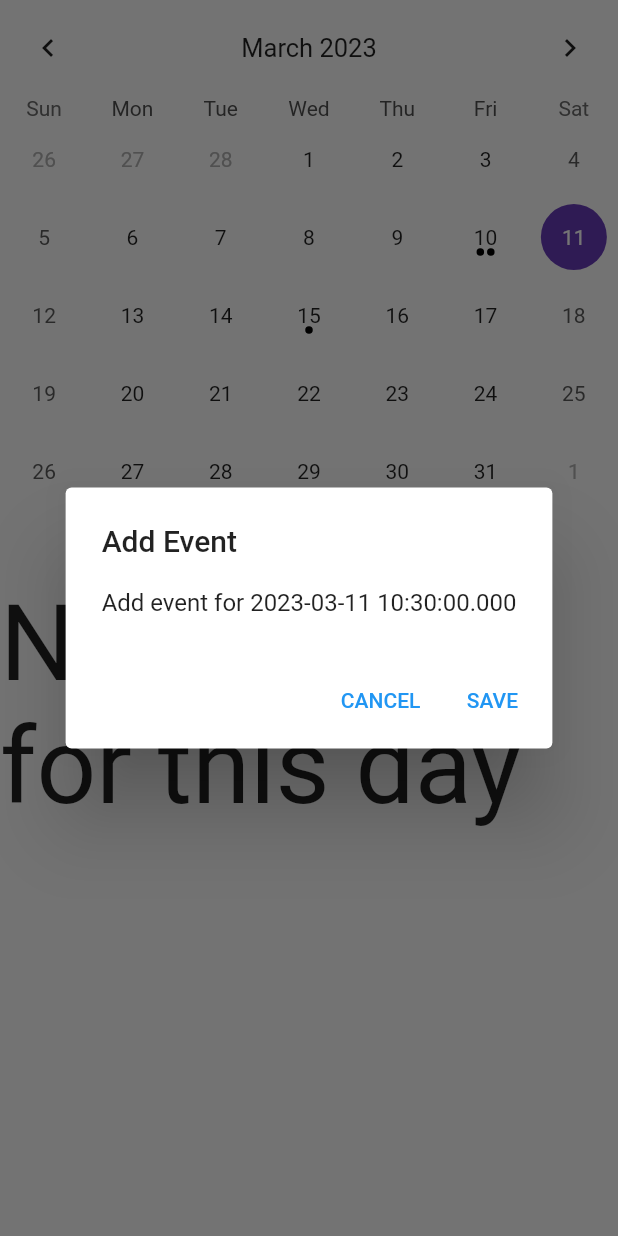
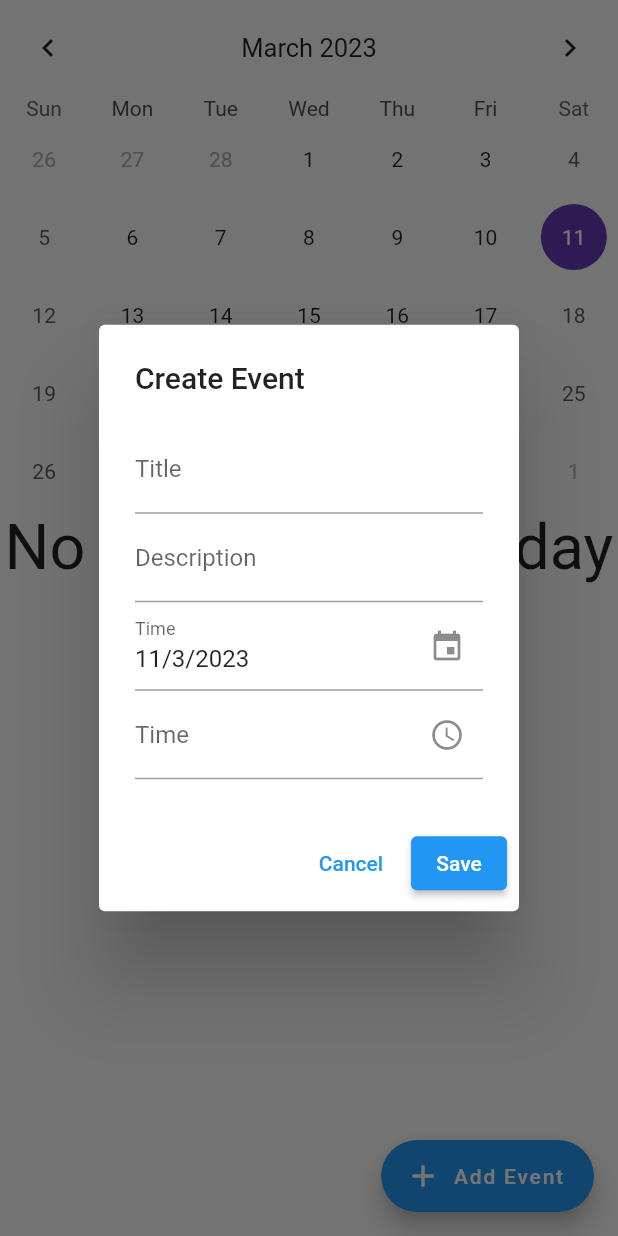
Before and after one commit to fengfengfengtothecode/event_organizer, a Flutter app: the CalendarView screen opened directly, after a tap on "Add Event", on a phone screen of 412 x 824 dp. Run offline on Flutter 3.47's test engine with Material 2 defaults, Android fonts, the phone set to English and light mode, and no system bars; drawn by our look-alikes of table_calendar; our stand-ins replace shared_preferences; accounts and stored records are empty.

Commit message:
update on reorderable list Transition of the page as when loading or no data CRUD of events

```diff
--- a/lib/main.dart
+++ b/lib/main.dart
@@ -1,3 +1,5 @@
+import 'package:event_organizer/persist/event_persist.dart';
+import 'package:event_organizer/view/dialog_event.dart';
 import 'package:flutter/material.dart';
 import 'package:table_calendar/table_calendar.dart';
 
@@ -9,7 +11,7 @@ class MyApp extends StatelessWidget {
   @override
   Widget build(BuildContext context) {
     return MaterialApp(
-      title: 'Navigation Bar Demo',
+      title: 'Event Organizer',
       theme: ThemeData(
         primarySwatch: Colors.blue,
       ),
@@ -28,8 +30,7 @@ class _NavigationBarState extends State<NavigationBar> {
   List<Widget> _pages = [
     GuidePage(),
     CalendarView(),
-    ReorderableList(),
-    TransitionPage(),
+    // TransitionPage(),
   ];
 
   void _onItemTapped(int index) {
@@ -61,16 +62,16 @@ class _NavigationBarState extends State<NavigationBar> {
             label: 'Calendar',
               backgroundColor: Colors.blue
           ),
-          BottomNavigationBarItem(
-            icon: Icon(Icons.list),
-            label: 'List',
-              backgroundColor: Colors.blue
-          ),
-          BottomNavigationBarItem(
-            icon: Icon(Icons.refresh),
-            label: 'Transition',
-              backgroundColor: Colors.blue
-          ),
+          // BottomNavigationBarItem(
+          //   icon: Icon(Icons.list),
+          //   label: 'List',
+          //     backgroundColor: Colors.blue
+          // ),
+          // BottomNavigationBarItem(
+          //   icon: Icon(Icons.refresh),
+          //   label: 'Transition',
+          //     backgroundColor: Colors.blue
+          // ),
         ],
       ),
     );
@@ -89,30 +90,50 @@ class GuidePage extends StatelessWidget {
 class CalendarView extends StatefulWidget {
   @override
   _CalendarViewState createState() => _CalendarViewState();
+
+  EventCRUD eventCRUD = EventCRUD();
 }
 
 class _CalendarViewState extends State<CalendarView>
     with TickerProviderStateMixin {
+  bool _isLoading = false;
   CalendarFormat _calendarFormat = CalendarFormat.month;
-  DateTime _focusedDay = DateTime.now();
+  DateTime _focusedDay = DateTime.utc(DateTime.now().year,DateTime.now().month,DateTime.now().day);
   late DateTime _selectedDay;
   Map<DateTime, List<Event>> _events =  <DateTime, List<Event>>{
     DateTime.utc(2023, 3, 10): [
-      Event(title: 'TEST', description: 'TEST', date:  DateTime.utc(2023, 3, 10),index:1),
-      Event(title: 'TESTB', description: 'TEST', date:  DateTime.utc(2023, 3, 10),index:2),
+      Event(title: 'TEST', description: 'TEST', date:  DateTime.utc(2023, 3, 10),time:'10:00AM',index:1),
+      Event(title: 'TESTB', description: 'TEST', date:  DateTime.utc(2023, 3, 10),time:'03:00PM',index:2),
     ],
     DateTime.utc(2023, 3, 15): [
-      Event(title: 'TESTC', description: 'TEST', date:  DateTime.utc(2023, 3, 15),index:1),
+      Event(title: 'TESTC', description: 'TEST', date:  DateTime.utc(2023, 3, 15),time:'10:00AM',index:1),
     ],
   };
+
+
   @override
   void initState() {
     super.initState();
     _selectedDay = _focusedDay;
+    _getEvents();
+  }
+
+  void _getEvents(){
+    widget.eventCRUD.readEvents().then((value) => {
+    _simulateLoading(),
+      _onLoadEvent(value)
+    });
+  }
+
+  void _onLoadEvent(value){
+    setState(() {
+      _events=value;
+    });
   }
 
   void _onDaySelected(DateTime selectedDay, DateTime focusedDay) {
     setState(() {
+      _simulateLoading();
       _selectedDay = selectedDay;
       _focusedDay = focusedDay;
     });
@@ -122,53 +143,111 @@ class _CalendarViewState extends State<CalendarView>
     // Implement your logic to add an event for the selected day here
     showDialog(
       context: context,
-      builder: (BuildContext context) {
-        return AlertDialog(
-          title: Text("Add Event"),
-          content: Text("Add event for $_selectedDay"),
-          actions: [
-            TextButton(
-              onPressed: () {
-                Navigator.of(context).pop();
+      builder: (context) => EventDialog(
+        selectedDate: _selectedDay,
+        onSave: (event) {
+          setState(() {
+            // _events[event.date] = [...?_events[event.date], event];
+            try{
+              widget.eventCRUD.createEvent(event).then((value) => {
+                _getEvents()
+              });
+              print("done");
+            }catch(e){
+              print(e);
+            }
+          });
         },
-              child: Text("CANCEL"),
       ),
-            TextButton(
-              onPressed: () {
-                // Save the event and close the dialog
-                Navigator.of(context).pop();
-              },
-              child: Text("SAVE"),
-            ),
-          ],
-        );
-      },
+      // builder: (BuildContext context) {
+      //   return AlertDialog(
+      //     title: Text("Add Event"),
+      //     content: Text("Add event for $_selectedDay"),
+      //     actions: [
+      //       TextButton(
+      //         onPressed: () {
+      //           Navigator.of(context).pop();
+      //         },
+      //         child: Text("CANCEL"),
+      //       ),
+      //       TextButton(
+      //         onPressed: () {
+      //           // Save the event and close the dialog
+      //           Navigator.of(context).pop();
+      //         },
+      //         child: Text("SAVE"),
+      //       ),
+      //     ],
+      //   );
+      // },
     );
   }
 
-  void _routeToDetail(){
-        // Navigator.of(context).push();
+  void _routeToDetail(List<Event> events){
+        Navigator.of(context).push(
+          MaterialPageRoute(
+            builder: (context) =>  ReorderableList(events),
+          ),
+        ).then((value) => {
+          _getEvents()
+        });
+  }
+
+  List<Widget> _buildList(event){
+    return <Widget>[
+      for(final items in event)
+        Card(
+          color: Colors.white70,
+          key: ValueKey(items),
+          elevation: 1,
+          child: ListTile(
+            title: Text((items.index).toString()+") "+items.title+"  (ON "+items.time+")"),
+            leading: Icon(Icons.event,color: Colors.blue,),
+
+          ),
+        ),
+      ElevatedButton(
+        onPressed: () {
+          _routeToDetail(event);
+        },
+        child: Text("View Events"),
+      ),
+    ];
+  }
+  void _simulateLoading() {
+      setState(() {
+        print("loading");
+        _isLoading = true;
+      });
+      Future.delayed(Duration(seconds: 2), () {
+        setState(() {
+          print("finish load");
+          _isLoading = false;
+        });
+      });
     }
 
   Widget _buildEventList() {
     final events = _events[_selectedDay];
     if (events == null || events.isEmpty) {
-      return Center(
-        child: Text('No events for this day', textScaleFactor: 5,),
+      return  FittedBox(
+        fit:BoxFit.fitWidth,
+         child: Center(
+            child: Text('No events for this day',textScaleFactor: 3,),
+          )
       );
+
     }
     return Container(
       child: Column(
-      children:[
-        Text('There are '+events.length.toString()+' events today!',
-        textScaleFactor: 5,),
-        ElevatedButton(
-          onPressed: () {
-            _addEvent(context);
-          },
-          child: Text("View Events"),
-        ),
-    ]
+      children:
+        _buildList(events),
+          // FittedBox(
+          // fit:BoxFit.fitWidth,
+          // child: Center(
+          //   child: Text('There are '+events.length.toString()+' events today!',textScaleFactor: 3,),
+          // )
+          // ),
       )
     );
     //   ListView.builder(
@@ -236,7 +315,10 @@ class _CalendarViewState extends State<CalendarView>
 
   @override
   Widget build(BuildContext context) {
-    return Column(
+    return Scaffold(
+       body:  SingleChildScrollView(
+        scrollDirection: Axis.vertical,
+        child:Column(
           children: [
             TableCalendar(
                 firstDay: DateTime.utc(2022, 1, 1),
@@ -265,52 +347,121 @@ class _CalendarViewState extends State<CalendarView>
                 },
                 calendarBuilders: _calendarBuilder()
             ),
-        ElevatedButton(
+            _isLoading?TransitionPage():_buildEventList(),
+          ],
+        ),
+       ),
+        floatingActionButton: FloatingActionButton.extended(
         onPressed: () {
        _addEvent(context);
     },
-          child: Text("Add Event"),
+        label: const Text("Add Event"),
+    icon: const Icon(Icons.add)
         ),
-        _buildEventList(),
-      ],
     );
   }
 }
 
 class ReorderableList extends StatefulWidget {
-  @override
-  _ReorderableListState createState() => _ReorderableListState();
+  List<Event> _items = [];
+  EventCRUD _crud = EventCRUD();
+
+  ReorderableList(List<Event> events){
+    _items = events;
   }
 
+  @override
+  _ReorderableListState createState() => _ReorderableListState(_items);
+}
+
+
 class _ReorderableListState extends State<ReorderableList> {
-  List<String> _items = [
-    'Item 1',
-    'Item 2',
-    'Item 3',
-    'Item 4',
-    'Item 5',
-  ];
+  List<Event> _items = [];
+
+  _ReorderableListState(events){
+      _items=events;
+      _items.sort((a,b)=>a.index.compareTo(b.index));
+  }
+
+  void _setEvents(events){
+    setState(() {
+      _items.clear();
+      _items.addAll(events);
+    });
+
+  }
 
   void _onReorder(int oldIndex, int newIndex) {
+    print(oldIndex.toString()+"  "+newIndex.toString());
     setState(() {
       if (newIndex > oldIndex) {
         newIndex -= 1;
       }
-      final String item = _items.removeAt(oldIndex);
+      final Event item = _items.removeAt(oldIndex);
       _items.insert(newIndex, item);
+      _items.asMap().forEach((key, value) =>{
+        value.index = key
+
       });
+        widget._crud.saveAll(item.date.toIso8601String(), _items);
+    });
+  }
+
+  void _deleteEvent(Event event){
+    widget._crud.deleteEvent(event).then((value) => {
+      print(value),
+      _onLoadList(value),
+    });
+  }
+
+  void _onLoadList(events){
+      _setEvents(events);
   }
 
   @override
   Widget build(BuildContext context) {
-    return ReorderableListView(
+    return Scaffold(
+      appBar: AppBar(
+        title:const Text('Events')
+      ),
+      floatingActionButton: FloatingActionButton.extended(
+          onPressed: (){
+            setState(() {
+              _items.add(Event(title: 'TEST', description: 'TEST', date:  DateTime.utc(2023, 3, 10),time:'10:00AM',index:_items.length+2));
+                  });
+             },
+          label: const Text("Add Event"),
+          icon: const Icon(Icons.add)
+      ),
+      body: ReorderableListView(
         onReorder: _onReorder,
-      children: _items
-          .map((item) => ListTile(
-        key: ValueKey(item),
-        title: Text(item),
-      ))
-          .toList(),
+        children:  <Widget>[
+          for(final items in widget._items)
+            Card(
+              color: Colors.white70,
+              key: ValueKey(items),
+              elevation: 1,
+              child: ListTile(
+                title: Text((items.index).toString()+") "+items.title+"  (ON "+items.time+")"),
+                subtitle: Text(items.description),
+                leading: Icon(Icons.event,color: Colors.blue,),
+                trailing: IconButton(
+                  icon:const Icon(Icons.delete,color: Colors.red),
+                  tooltip: "Delete",
+                  onPressed: (){
+                    _deleteEvent(items);
+                  }
+                ),
+              ),
+            ),
+        ],
+        // children: _items
+        //     .map((item) => ListTile(
+        //   key: ValueKey(item),
+        //   title: Text(item.title),
+        // ))
+        //     .toList(),
+      )
     );
   }
 }
@@ -321,31 +472,29 @@ class TransitionPage extends StatefulWidget {
 }
 
 class _TransitionPageState extends State<TransitionPage> {
-  bool _isLoading =false;
+  // bool _isLoading =false;
 
   @override
   void initState() {
     super.initState();
-    _simulateLoading();
+    // _simulateLoading();
   }
 
-  void _simulateLoading() {
-    setState(() {
-      _isLoading = true;
-    });
-    Future.delayed(Duration(seconds: 2), () {
-      setState(() {
-        _isLoading = false;
-      });
-    });
-  }
+  // void _simulateLoading() {
+  //   setState(() {
+  //     _isLoading = true;
+  //   });
+  //   Future.delayed(Duration(seconds: 2), () {
+  //     setState(() {
+  //       _isLoading = false;
+  //     });
+  //   });
+  // }
 
   @override
   Widget build(BuildContext context) {
     return Center(
-      child: _isLoading
-          ? CircularProgressIndicator()
-          : Text('This is the transition page.'),
+      child:  CircularProgressIndicator()
     );
   }
 }
--- a/lib/model/event.dart
+++ b/lib/model/event.dart
@@ -1,13 +1,19 @@
+import 'package:flutter/material.dart';
+
 class Event {
-  final String title;
-  final String description;
-  final DateTime date;
-  final int index;
+   String title;
+   String description;
+   DateTime date;
+   String time;
+   int index;
+
+
 
   Event({
     required this.title,
     required this.description,
     required this.date,
+    required this.time,
     required this.index,
   });
 
@@ -16,6 +22,7 @@ class Event {
       'title': title,
       'date': date.toIso8601String(),
       'description': description,
+      'time': time,
       'index': index,
     };
   }
@@ -25,6 +32,7 @@ class Event {
         title: json['title'],
         date: DateTime.parse(json['date']),
         description: json['description'],
+        time: json['time'],
         index: json['index']
     );
   }
--- /dev/null
+++ b/lib/view/dialog_event.dart
@@ -0,0 +1,174 @@
+import 'package:flutter/material.dart';
+import 'package:table_calendar/table_calendar.dart';
+
+import '../model/event.dart';
+
+
+class EventDialog extends StatefulWidget {
+  final DateTime selectedDate;
+  final Function(Event) onSave;
+
+  EventDialog({required this.selectedDate, required this.onSave});
+
+  @override
+  _EventDialogState createState() => _EventDialogState(selectedDate);
+}
+
+class _EventDialogState extends State<EventDialog> {
+  final _formKey = GlobalKey<FormState>();
+  late DateTime _selectedDate;
+  late TextEditingController _titleController;
+  late TextEditingController _descriptionController;
+  late TextEditingController _dateController;
+  late TextEditingController _timeController;
+
+  _EventDialogState(DateTime selectedDate){
+    this._selectedDate = selectedDate;
+  }
+
+  @override
+  void initState() {
+    super.initState();
+    _titleController = TextEditingController();
+    _descriptionController = TextEditingController();
+    _dateController = TextEditingController(text: '${_selectedDate.day}/${_selectedDate.month}/${_selectedDate.year}');
+    _timeController = TextEditingController();
+  }
+
+  @override
+  void dispose() {
+    _titleController.dispose();
+    _descriptionController.dispose();
+    _dateController.dispose();
+    _timeController.dispose();
+    super.dispose();
+  }
+
+  void _selectDate() async{
+    final DateTime? newDate = await showDatePicker(context: context, initialDate: DateTime.now(), firstDate: DateTime(2000), lastDate: DateTime(2050));
+    if (newDate != null) {
+      setState(() {
+        _selectedDate = newDate.toUtc();
+        _dateController.text = '${_selectedDate.day}/${_selectedDate.month}/${_selectedDate.year}';
+      });
+    }
+  }
+
+  void _selectTime() async {
+    final TimeOfDay? newTime = await showTimePicker(
+      context: context,
+      initialTime: TimeOfDay.now(),
+    );
+    if (newTime != null) {
+      setState(() {
+        _timeController.text=newTime.format(context);
+      });
+    }
+  }
+
+  @override
+  Widget build(BuildContext context) {
+    return AlertDialog(
+      title: Text("Create Event"),
+      content: SingleChildScrollView(
+      scrollDirection: Axis.vertical,
+        child:Form(
+          key: _formKey,
+          child: Column(
+            mainAxisSize: MainAxisSize.min,
+            children: [
+              TextFormField(
+                controller: _titleController,
+                decoration: InputDecoration(labelText: "Title"),
+                validator: (value) {
+                  if (value == null || value.isEmpty) {
+                    return "Title is required";
+                  }
+                  return null;
+                },
+              ),
+              TextFormField(
+                controller: _descriptionController,
+                decoration: InputDecoration(labelText: "Description"),
+                validator: (value) {
+                  if (value == null || value.isEmpty) {
+                    return "Description is required";
+                  }
+                  return null;
+                },
+              ),
+              TextFormField(
+                controller: _dateController,
+                readOnly: true,
+                decoration: InputDecoration(labelText: "Time",
+                  suffixIcon: Align(
+                    widthFactor: 1.0,
+                    heightFactor: 1.0,
+                    child: IconButton(
+                      icon:Icon(Icons.event,),
+                      onPressed: _selectDate,
+                    ),
+                  ),
+                ),
+                validator: (value) {
+                  if (value == null || value.isEmpty) {
+                    return "Date is required";
+                  }
+                  return null;
+                },
+              ),
+              TextFormField(
+                controller: _timeController,
+                readOnly: true,
+                decoration: InputDecoration(labelText: "Time",
+                  suffixIcon: Align(
+                    widthFactor: 1.0,
+                    heightFactor: 1.0,
+                    child: IconButton(
+                      icon:Icon(Icons.schedule,),
+                      onPressed: _selectTime,
+                    ),
+                  ),
+                ),
+                validator: (value) {
+                  if (value == null || value.isEmpty) {
+                    return "Time is required";
+                  }
+                  return null;
+                },
+              ),
+            ],
+          ),
+        ),
+      ),
+
+      actions: [
+        TextButton(
+          child: Text("Cancel"),
+          onPressed: () {
+            Navigator.of(context).pop();
+          },
+        ),
+        ElevatedButton(
+          child: Text("Save"),
+          onPressed: () {
+            if (_formKey.currentState!.validate()) {
+              final title = _titleController.text;
+              final description = _descriptionController.text;
+              final time = _timeController.text;
+              final event = Event(
+                title: title,
+                description: description,
+                date: _selectedDate,
+                time: time,
+                index: 0
+              );
+              widget.onSave(event);
+              Navigator.of(context).pop();
+            }
+          },
+        ),
+      ],
+    );
+  }
+}
```
Also changed, not shown: lib/persist/event_persist.dart (+47 -13 lines), lib/controller/dialog_event_controller.dart (added). Lines whose indentation alone changed are shown as unchanged.
